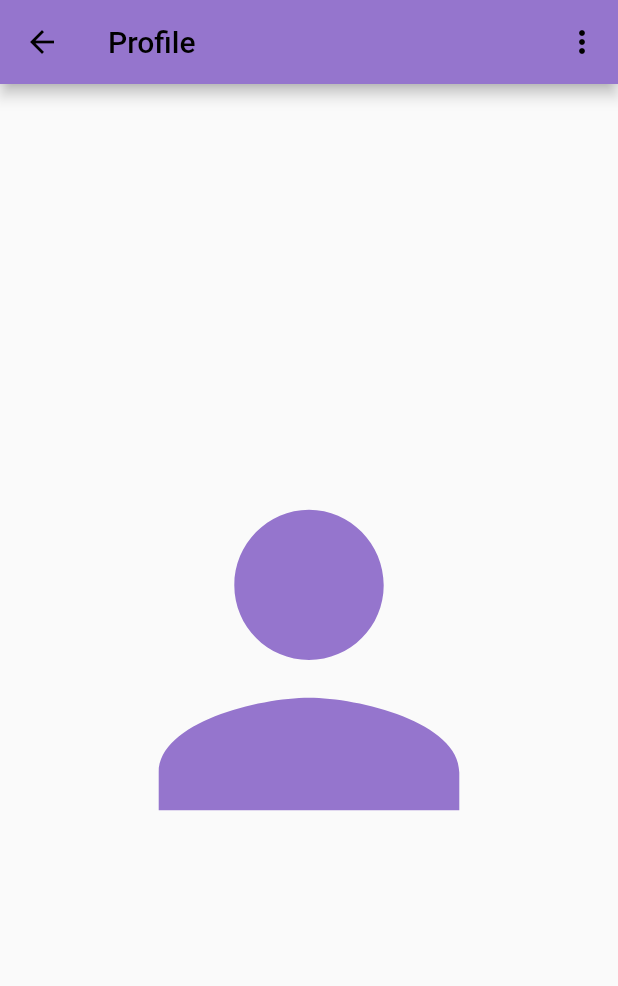
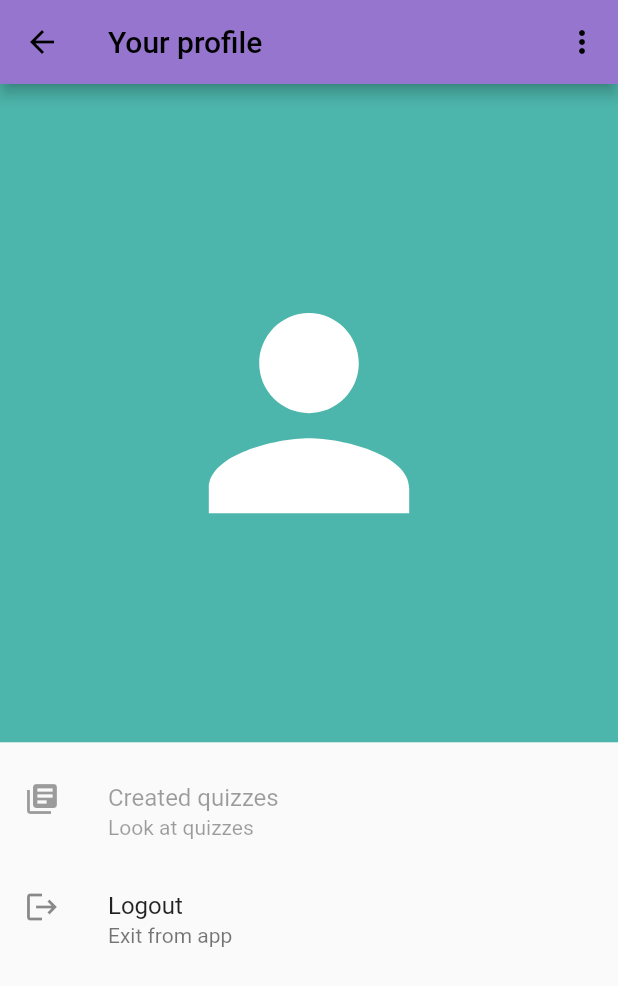
Before and after one commit to yokawaiik/yo_quiz_app, a Flutter app: the ProfileScreen screen opened by its route, on a phone screen of 412 x 824 dp. Shown: the top 986 px of the screen. Run offline on Flutter 3.47's test engine with Material 2 defaults, Android fonts, the phone set to English and light mode, and no system bars; our stand-ins replace cloud_firestore, firebase_auth, firebase_core; accounts and stored records are empty.

Commit message:
Created user profile module and update doc.

```diff
--- a/lib/src/app_quiz.dart
+++ b/lib/src/app_quiz.dart
@@ -2,6 +2,7 @@ import 'package:flutter/material.dart';
 import 'package:provider/provider.dart';
 import 'package:yo_quiz_app/src/core/router/app_router.dart';
 import 'package:yo_quiz_app/src/modules/auth/provider/auth_provider.dart';
+import 'package:yo_quiz_app/src/modules/profile/provider/user_profile_provider.dart';
 import 'package:yo_quiz_app/src/theme/theme.dart';
 
 class AppQuiz extends StatelessWidget {
@@ -12,6 +13,7 @@ class AppQuiz extends StatelessWidget {
     return MultiProvider(
       providers: [
         Provider<AuthProvider>(create: (_) => AuthProvider()),
+        Provider<UserProfileProvider>(create: (_) => UserProfileProvider()),
       ],
       child: MaterialApp(
         debugShowCheckedModeBanner: false,
--- /dev/null
+++ b/lib/src/modules/profile/models/user_profile.dart
@@ -0,0 +1,36 @@
+import 'package:cloud_firestore/cloud_firestore.dart';
+
+class UserProfile {
+  late final String uid;
+  late final String email;
+  late String fullName;
+  late final String login;
+
+  late String? avatar;
+
+  late final bool isCurrentUser;
+
+  UserProfile({
+    required this.uid,
+    required this.email,
+    required this.fullName,
+    required this.login,
+    required this.isCurrentUser,
+    required this.avatar,
+  });
+
+  UserProfile.fromDoc(
+    DocumentSnapshot<Map<String, dynamic>> doc,
+    String currentUserUid,
+  ) {
+    uid = doc.id;
+    isCurrentUser = uid == currentUserUid ? true : false;
+
+    final userData = doc.data()!;
+    email = userData["email"];
+    fullName = userData["fullName"];
+    login = userData["login"];
+    avatar =
+        (userData["avatar"].toString().isNotEmpty ? userData["avatar"] : null);
+  }
+}
--- /dev/null
+++ b/lib/src/modules/profile/provider/user_profile_provider.dart
@@ -0,0 +1,36 @@
+
+import 'package:cloud_firestore/cloud_firestore.dart';
+import 'package:firebase_auth/firebase_auth.dart';
+import 'package:yo_quiz_app/src/core/models/api_exception.dart';
+import 'package:yo_quiz_app/src/core/models/unknown_exception.dart';
+import 'package:yo_quiz_app/src/modules/profile/models/user_profile.dart';
+
+class UserProfileProvider {
+  final _auth = FirebaseAuth.instance;
+  final _db = FirebaseFirestore.instance;
+
+  Future<UserProfile> loadUserProfile([String? inputUid]) async {
+    try {
+      late final String uid;
+      if (inputUid == null) {
+        uid = _auth.currentUser!.uid;
+      } else {
+        uid = inputUid;
+      }
+
+      final snapshot = await _db.collection("users").doc(uid).get();
+      final userProfile = UserProfile.fromDoc(snapshot, uid);
+
+      return userProfile;
+    } on FirebaseException catch (e) {
+      var message = "Firebase db error.";
+
+      throw ApiException(message);
+    } catch (e) {
+      throw UnknownException(e.toString());
+    }
+
+  }
+
+
+}
--- a/lib/src/modules/profile/screens/profile_screen.dart
+++ b/lib/src/modules/profile/screens/profile_screen.dart
@@ -1,6 +1,8 @@
 import 'package:flutter/material.dart';
 import 'package:provider/src/provider.dart';
 import 'package:yo_quiz_app/src/modules/auth/provider/auth_provider.dart';
+import 'package:yo_quiz_app/src/modules/profile/models/user_profile.dart';
+import 'package:yo_quiz_app/src/modules/profile/provider/user_profile_provider.dart';
 
 class ProfileScreen extends StatelessWidget {
   static const String routeName = "/profile";
@@ -9,10 +11,36 @@ class ProfileScreen extends StatelessWidget {
 
   @override
   Widget build(BuildContext context) {
-    return Scaffold(
-      appBar: AppBar(
-        title: Text("Profile"),
+    final mediaQuery = MediaQuery.of(context);
+    final userUid = ModalRoute.of(context)!.settings.arguments as String?;
+
+    return FutureBuilder<UserProfile>(
+        future:
+            Provider.of<UserProfileProvider>(context).loadUserProfile(userUid),
+        builder: (_, snapshot) {
+          if (snapshot.connectionState == ConnectionState.waiting) {
+            return Center(
+              child: CircularProgressIndicator(),
+            );
+          }
+
+          if (snapshot.hasError) {
+            return Center(
+              child: Icon(
+                Icons.error,
+                color: Theme.of(context).colorScheme.error,
+              ),
+            );
+          }
+
+          final userProfile = snapshot.data!;
+
+          var appBar = AppBar(
+            title: Text(userProfile.isCurrentUser
+                ? "Your profile"
+                : "Profile: ${userProfile.login}"),
             actions: [
+              if (userProfile.isCurrentUser)
                 PopupMenuButton(
                   icon: Icon(Icons.more_vert),
                   onSelected: (String i) {
@@ -28,7 +56,6 @@ class ProfileScreen extends StatelessWidget {
                       child: Text('My quiz'),
                       enabled: false,
                     ),
-
                     const PopupMenuItem(
                       value: "0",
                       child: Text('Sign Out'),
@@ -36,20 +63,107 @@ class ProfileScreen extends StatelessWidget {
                   ],
                 )
             ],
-      ),
-      body: Column(
-        mainAxisAlignment: MainAxisAlignment.center,
-        // crossAxisAlignment: CrossAxisAlignment.center,
+          );
+
+          return Scaffold(
+            appBar: appBar,
+            body: SingleChildScrollView(
+                child: Column(
               children: [
-          Center(
+                Container(
+                  height: (mediaQuery.size.height -
+                          mediaQuery.padding.top -
+                          appBar.preferredSize.height) *
+                      (4 / 7),
+                  decoration: BoxDecoration(
+                      color: Theme.of(context).colorScheme.secondary),
+                  child: Stack(
+                    children: [
+                      userProfile.avatar != null
+                          ? Image.network(
+                              userProfile.avatar!,
+                              width: double.infinity,
+                            )
+                          : Center(
                               child: Icon(
                                 Icons.person,
-              size: 300,
-              color: Theme.of(context).colorScheme.primary,
+                                size: 200,
+                                color:
+                                    Theme.of(context).colorScheme.onSecondary,
+                              ),
+                            ),
+                      Positioned(
+                        left: 20,
+                        bottom: 20,
+                        child: Column(
+                          crossAxisAlignment: CrossAxisAlignment.start,
+                          children: [
+                            Text(
+                              userProfile.fullName,
+                              style: TextStyle(
+                                fontSize: Theme.of(context)
+                                    .textTheme
+                                    .headline4!
+                                    .fontSize,
+                                color:
+                                    Theme.of(context).colorScheme.onSecondary,
+                              ),
+                            ),
+                            Text(
+                              userProfile.login,
+                              style: TextStyle(
+                                fontSize: Theme.of(context)
+                                    .textTheme
+                                    .subtitle2!
+                                    .fontSize,
+                                color:
+                                    Theme.of(context).colorScheme.onSecondary,
+                              ),
+                            ),
+                          ],
+                        ),
+                      ),
+                    ],
+                  ),
+                ),
+                SizedBox(
+                  height: 10,
+                ),
+                ConstrainedBox(
+                  constraints: BoxConstraints(
+                    minHeight: 0,
+                    maxHeight: (mediaQuery.size.height -
+                            mediaQuery.padding.top -
+                            appBar.preferredSize.height) *
+                        (3 / 7),
+                  ),
+                  child: ListView(
+                    shrinkWrap: true,
+                    children: [
+                      ListTile(
+                        leading: Icon(Icons.library_books),
+                        title: Text("Created quizzes"),
+                        subtitle: Text("Look at quizzes"),
+                        enabled: false,
+                      ),
+                      if (userProfile.isCurrentUser)
+                        ListTile(
+                          leading: Icon(Icons.logout),
+                          title: Text("Logout"),
+                          subtitle: Text("Exit from app"),
+                          onTap: () async {
+                            Navigator.pop(context);
+                            await Provider.of<AuthProvider>(context,
+                                    listen: false)
+                                .signOut();
+                          },
+                        ),
+                    ],
                   ),
                 )
               ],
-      ),
+            )),
           );
+        });
   }
 }
```
Also changed, not shown: 1 other file. Lines whose indentation alone changed are shown as unchanged.
